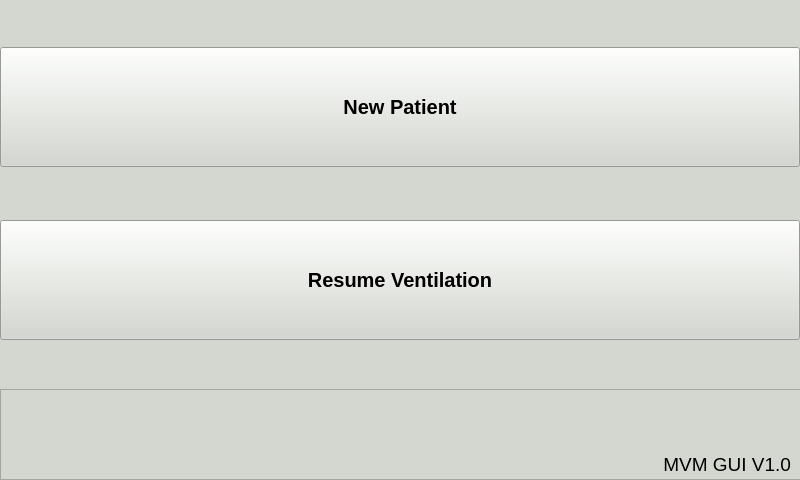
Above: gui/mainwindow.ui from fmselab/mvm-gui before the change. Below: the same form after it.
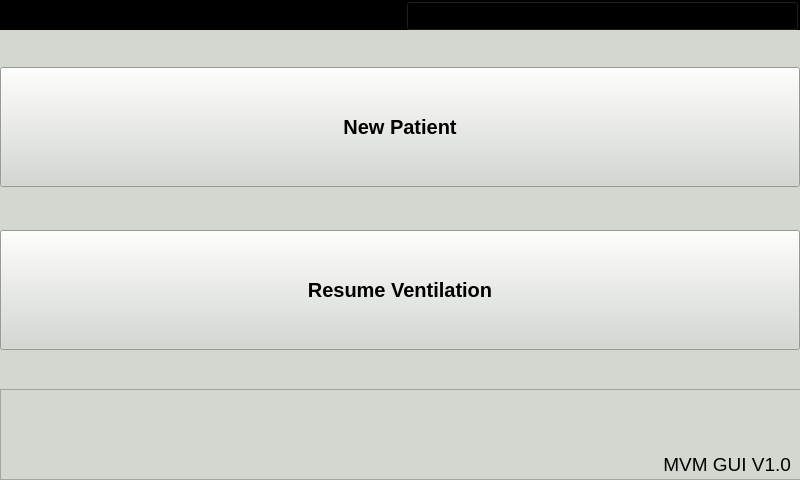
That is the form after the change. Custom widgets are drawn as their Qt base class.

What changed in the file:
```diff
--- a/gui/mainwindow.ui
+++ b/gui/mainwindow.ui
@@ -441,6 +441,12 @@
    <string>MVM GUI</string>
   </property>
   <widget class="QWidget" name="centralWidget">
+   <property name="maximumSize">
+    <size>
+     <width>16777215</width>
+     <height>480</height>
+    </size>
+   </property>
    <layout class="QVBoxLayout" name="verticalLayout">
     <property name="spacing">
      <number>0</number>
@@ -457,8 +463,105 @@
     <property name="bottomMargin">
      <number>0</number>
     </property>
+    <item>
+     <widget class="QWidget" name="alarmbar" native="true">
+      <property name="sizePolicy">
+       <sizepolicy hsizetype="Preferred" vsizetype="Preferred">
+        <horstretch>0</horstretch>
+        <verstretch>0</verstretch>
+       </sizepolicy>
+      </property>
+      <property name="minimumSize">
+       <size>
+        <width>0</width>
+        <height>30</height>
+       </size>
+      </property>
+      <property name="styleSheet">
+       <string notr="true">background: black;
+</string>
+      </property>
+      <layout class="QHBoxLayout" name="horizontalLayout_7" stretch="0,0,0">
+       <property name="spacing">
+        <number>12</number>
+       </property>
+       <property name="sizeConstraint">
+        <enum>QLayout::SetDefaultConstraint</enum>
+       </property>
+       <property name="leftMargin">
+        <number>1</number>
+       </property>
+       <property name="topMargin">
+        <number>1</number>
+       </property>
+       <property name="rightMargin">
+        <number>1</number>
+       </property>
+       <property name="bottomMargin">
+        <number>0</number>
+       </property>
+       <item>
+        <layout class="QHBoxLayout" name="alarmstack">
+         <property name="spacing">
+          <number>0</number>
+         </property>
+         <property name="sizeConstraint">
+          <enum>QLayout::SetNoConstraint</enum>
+         </property>
+        </layout>
+       </item>
+       <item>
+        <widget class="QLabel" name="alarmlabel">
+         <property name="minimumSize">
+          <size>
+           <width>0</width>
+           <height>30</height>
+          </size>
+         </property>
+         <property name="layoutDirection">
+          <enum>Qt::LeftToRight</enum>
+         </property>
+         <property name="styleSheet">
+          <string notr="true">color: black;</string>
+         </property>
+         <property name="text">
+          <string/>
+         </property>
+         <property name="alignment">
+          <set>Qt::AlignRight|Qt::AlignTrailing|Qt::AlignVCenter</set>
+         </property>
+         <property name="margin">
+          <number>1</number>
+         </property>
+         <property name="indent">
+          <number>0</number>
+         </property>
+        </widget>
+       </item>
+       <item>
+        <widget class="QPushButton" name="alarmsnooze">
+         <property name="minimumSize">
+          <size>
+           <width>0</width>
+           <height>30</height>
+          </size>
+         </property>
+         <property name="text">
+          <string>PushButton</string>
+         </property>
+        </widget>
+       </item>
+      </layout>
+     </widget>
+    </item>
     <item>
      <widget class="QStackedWidget" name="toppane">
+      <property name="sizePolicy">
+       <sizepolicy hsizetype="Preferred" vsizetype="Maximum">
+        <horstretch>0</horstretch>
+        <verstretch>0</verstretch>
+       </sizepolicy>
+      </property>
       <property name="currentIndex">
        <number>0</number>
       </property>
```
Left out of the diff: 3 changed lines with no effect on the pictures.
